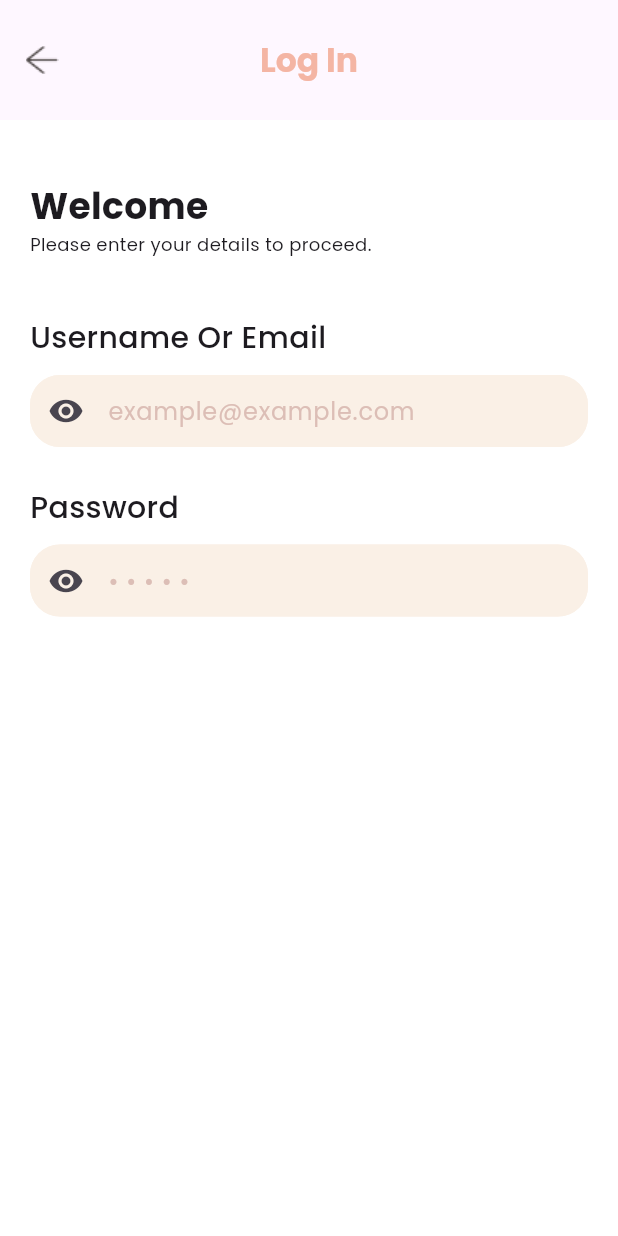
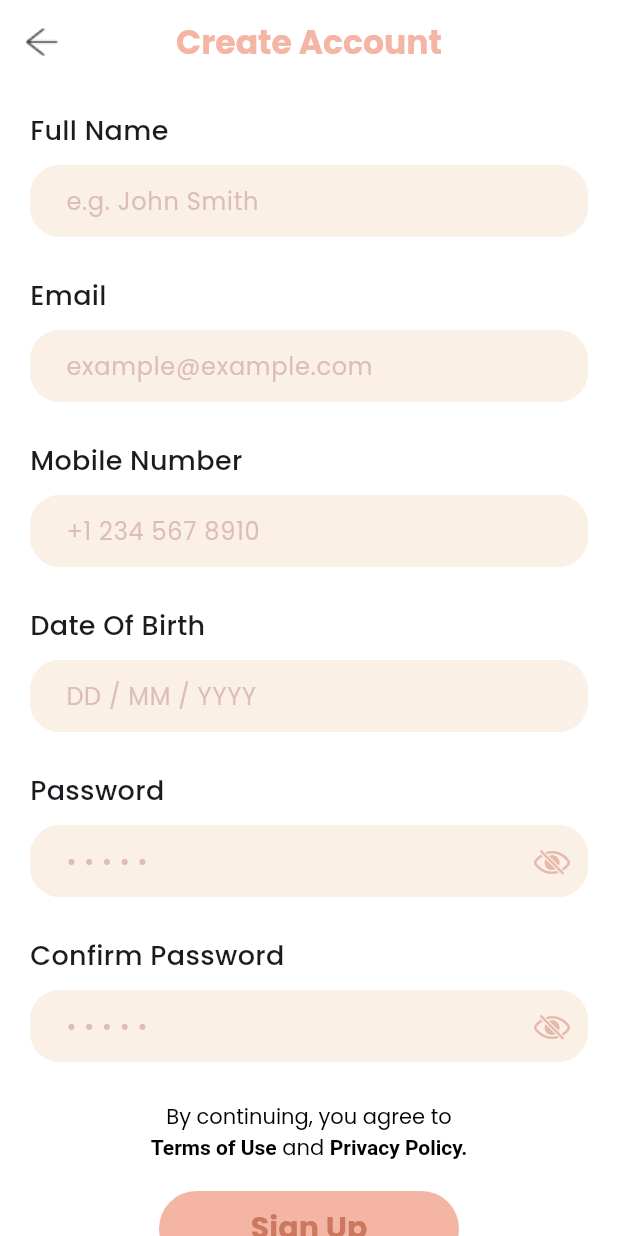
Before and after one commit to tapoban123/home-decor-app, a Flutter app: the screen it shows after launch, on a phone screen of 412 x 824 dp. Run offline on Flutter 3.47's test engine with Material 3 defaults, Android fonts, the phone set to English and light mode, and no system bars; our stand-ins replace flutter_riverpod.

Commit message:
Created Login and SignUp pages

```diff
--- a/lib/commons/theme/custom_colors.dart
+++ b/lib/commons/theme/custom_colors.dart
@@ -2,5 +2,6 @@ import 'package:flutter/material.dart';
 
 class CustomColors {
   static Color whiteColor = const Color(0xffffffff);
-  static Color pinkTextColor = const Color(0xfff4b5a4);
+  static Color lightPinkColor = const Color(0xfff4b5a4);
+  static Color deepPinkColor = const Color(0xffcc7861);
 }
--- a/lib/main.dart
+++ b/lib/main.dart
@@ -1,9 +1,13 @@
 import "package:chat_app/pages/auth/pages/login.dart";
+import "package:chat_app/pages/auth/pages/sign_up.dart";
 import "package:chat_app/pages/home/pages/home_page.dart";
 import "package:flutter/material.dart";
+import "package:flutter_riverpod/flutter_riverpod.dart";
 
-void main(){
-  runApp(const ChatApp());
+void main() {
+  runApp(
+    const ProviderScope(child: ChatApp()),
+  );
 }
 
 class ChatApp extends StatelessWidget {
@@ -15,7 +19,7 @@ class ChatApp extends StatelessWidget {
       debugShowCheckedModeBanner: false,
       title: "Chat App",
       theme: ThemeData.light(useMaterial3: true),
-      home: const LoginPage(),
+      home: const SignUpPage(),
     );
   }
 }
--- a/lib/pages/auth/pages/login.dart
+++ b/lib/pages/auth/pages/login.dart
@@ -1,6 +1,11 @@
 import 'package:chat_app/commons/theme/custom_colors.dart';
+import 'package:chat_app/pages/auth/pages/sign_up.dart';
+import 'package:chat_app/pages/auth/widgets/auth_footer.dart';
 import 'package:chat_app/pages/auth/widgets/auth_text_field.dart';
-import 'package:chat_app/pages/auth/widgets/text_field_heading.dart';
+import 'package:chat_app/pages/auth/widgets/auth_app_bar.dart';
+import 'package:chat_app/pages/auth/widgets/auth_text_field_heading.dart';
+import 'package:chat_app/pages/home/widgets/auth_button.dart';
+import 'package:flutter/gestures.dart';
 import 'package:flutter/material.dart';
 
 class LoginPage extends StatelessWidget {
@@ -10,29 +15,17 @@ class LoginPage extends StatelessWidget {
   Widget build(BuildContext context) {
     return Scaffold(
       backgroundColor: CustomColors.whiteColor,
-      appBar: AppBar(
-        leading: Image.asset(
-          "assets/images/back_arrow.png",
-        ),
-        toolbarHeight: 80,
-        centerTitle: true,
-        title: const Text(
-          "Log In",
-          style: TextStyle(
-            fontFamily: "Poppins",
-            color: Color(0xfff4b5a4),
-            fontWeight: FontWeight.bold,
-          ),
-        ),
+      appBar: const AuthAppBar(
+        appBarText: "Log In",
       ),
       body: Padding(
-        padding: const EdgeInsets.symmetric(horizontal: 20.0).copyWith(top: 40),
+        padding: const EdgeInsets.symmetric(horizontal: 20.0).copyWith(top: 18),
         child: SizedBox(
           width: double.infinity,
           child: Column(
             crossAxisAlignment: CrossAxisAlignment.start,
             children: [
-              Text(
+              const Text(
                 "Welcome",
                 style: TextStyle(
                   fontFamily: "Poppins",
@@ -40,31 +33,76 @@ class LoginPage extends StatelessWidget {
                   fontSize: 24,
                 ),
               ),
-              Text(
+              const Text(
                 "Please enter your details to proceed.",
                 style: TextStyle(
                   fontFamily: "Poppins",
                   fontSize: 12,
                 ),
               ),
-              SizedBox(
+              const SizedBox(
                 height: 40,
               ),
-              TextFieldHeading(text: "Username Or Email"),
-              SizedBox(
+              const AuthTextFieldHeading(text: "Username Or Email"),
+              const SizedBox(
+                height: 10,
+              ),
+              const AuthTextField(
+                hintText: "example@example.com",
+              ),
+              const SizedBox(
+                height: 26,
+              ),
+              const AuthTextFieldHeading(text: "Password"),
+              const SizedBox(
                 height: 10,
               ),
               AuthTextField(
-                hintText: "example@example.com",
+                hintText: "\u2022 " * 5,
+                obsecureText: true,
               ),
-              SizedBox(
-                height: 26,
+              const SizedBox(
+                height: 60,
               ),
-              TextFieldHeading(text: "Password"),
-              SizedBox(
-                height: 10,
+              Expanded(
+                flex: 4,
+                child: Column(
+                  children: [
+                    Align(
+                      alignment: Alignment.center,
+                      child: AuthButton(
+                        buttonColor: CustomColors.lightPinkColor,
+                        buttonText: "Log In",
+                        textColor: CustomColors.deepPinkColor,
+                        onTap: () {},
+                      ),
+                    ),
+                    const SizedBox(
+                      height: 20,
+                    ),
+                    GestureDetector(
+                      onTap: () {},
+                      child: const Align(
+                        alignment: Alignment.center,
+                        child: Text(
+                          "Forgot Password?",
+                          style: TextStyle(
+                            fontWeight: FontWeight.bold,
+                            fontFamily: "Poppins",
+                          ),
+                        ),
+                      ),
+                    ),
+                  ],
+                ),
               ),
-              AuthTextField(hintText: "\u2022 " * 5)
+              const Expanded(
+                flex: 3,
+                child: AuthFooter(
+                  navigateToPage: SignUpPage(),
+                  navigateToText: "Sign Up",
+                ),
+              )
             ],
           ),
         ),
--- a/lib/pages/auth/pages/sign_up.dart
+++ b/lib/pages/auth/pages/sign_up.dart
@@ -1,3 +1,9 @@
+import 'package:chat_app/commons/theme/custom_colors.dart';
+import 'package:chat_app/pages/auth/pages/login.dart';
+import 'package:chat_app/pages/auth/widgets/auth_app_bar.dart';
+import 'package:chat_app/pages/auth/widgets/auth_footer.dart';
+import 'package:chat_app/pages/auth/widgets/sign_up_form.dart';
+import 'package:chat_app/pages/home/widgets/auth_button.dart';
 import 'package:flutter/material.dart';
 
 class SignUpPage extends StatelessWidget {
@@ -6,21 +12,67 @@ class SignUpPage extends StatelessWidget {
   @override
   Widget build(BuildContext context) {
     return Scaffold(
-      appBar: AppBar(
-        leading: SizedBox(
-          height: 50,
-          width: 50,
-          child: Image.asset(
-            "assets/images/back_arrow.png",
-            fit: BoxFit.fill,
-          ),
-        ),
-        title: Text(
-          "Create Account",
-          style: TextStyle(
-            fontFamily: "Poppins",
-            color: Color(0xfff4b5a4),
-            fontWeight: FontWeight.bold,
+      backgroundColor: CustomColors.whiteColor,
+      appBar: const AuthAppBar(
+        appBarText: "Create Account",
+      ),
+      body: Padding(
+        padding:
+            const EdgeInsets.symmetric(horizontal: 20.0).copyWith(top: 18.0),
+        child: SingleChildScrollView(
+          child: Column(
+            children: [
+              const SignUpForm(),
+              const SizedBox(
+                height: 26,
+              ),
+              SizedBox(
+                width: 250,
+                child: RichText(
+                  textAlign: TextAlign.center,
+                  text: const TextSpan(
+                    style: TextStyle(
+                      color: Colors.black,
+                      fontFamily: "Poppins",
+                      fontSize: 14,
+                    ),
+                    text: "By continuing, you agree to\n",
+                    children: <TextSpan>[
+                      TextSpan(
+                        text: "Terms of Use",
+                        style: TextStyle(fontWeight: FontWeight.bold),
+                      ),
+                      TextSpan(text: " and "),
+                      TextSpan(
+                        text: "Privacy Policy.",
+                        style: TextStyle(
+                          fontWeight: FontWeight.bold,
+                        ),
+                      ),
+                    ],
+                  ),
+                ),
+              ),
+              const SizedBox(
+                height: 18,
+              ),
+              AuthButton(
+                buttonColor: CustomColors.lightPinkColor,
+                buttonText: "Sign Up",
+                textColor: CustomColors.deepPinkColor,
+                onTap: () {},
+              ),
+              const SizedBox(
+                height: 18,
+              ),
+              const AuthFooter(
+                navigateToPage: LoginPage(),
+                navigateToText: "Log In",
+              ),
+              const SizedBox(
+                height: 30,
+              ),
+            ],
           ),
         ),
       ),
--- /dev/null
+++ b/lib/pages/auth/widgets/auth_app_bar.dart
@@ -0,0 +1,40 @@
+import 'package:chat_app/commons/theme/custom_colors.dart';
+import 'package:flutter/material.dart';
+
+class AuthAppBar extends StatelessWidget implements PreferredSizeWidget {
+  final String appBarText;
+
+  const AuthAppBar({
+    super.key,
+    required this.appBarText,
+  }) : preferredSize = const Size.fromHeight(kToolbarHeight);
+
+  @override
+  final Size preferredSize;
+  @override
+  Widget build(BuildContext context) {
+    return AppBar(
+      leading: GestureDetector(
+        onTap: () {
+          Navigator.of(context).pop();
+        },
+        child: Image.asset(
+          "assets/images/back_arrow.png",
+        ),
+      ),
+      toolbarHeight: 80,
+      centerTitle: true,
+      title: Text(
+        appBarText,
+        style: const TextStyle(
+          fontFamily: "Poppins",
+          color: Color(0xfff4b5a4),
+          fontWeight: FontWeight.bold,
+        ),
+      ),
+      surfaceTintColor: Colors.transparent,
+      shadowColor: Colors.transparent,
+      backgroundColor: CustomColors.whiteColor,
+    );
+  }
+}
--- a/lib/pages/auth/widgets/auth_text_field.dart
+++ b/lib/pages/auth/widgets/auth_text_field.dart
@@ -1,26 +1,51 @@
+import 'package:flutter/cupertino.dart';
 import 'package:flutter/material.dart';
+import 'package:flutter_riverpod/flutter_riverpod.dart';
 
-class AuthTextField extends StatelessWidget {
+StateProvider<bool> obsecureTextProvider = StateProvider<bool>(
+  (ref) => false,
+);
+
+class AuthTextField extends ConsumerWidget {
   final String hintText;
+  final bool obsecureText;
 
   const AuthTextField({
     super.key,
     required this.hintText,
+    this.obsecureText = false,
   });
 
   @override
-  Widget build(BuildContext context) {
+  Widget build(BuildContext context, WidgetRef ref) {
+    OutlineInputBorder textFieldBorder = OutlineInputBorder(
+      borderRadius: BorderRadius.circular(20),
+      borderSide: const BorderSide(
+        color: Color(0xfffaf0e6),
+      ),
+    );
+
     return TextFormField(
       decoration: InputDecoration(
-        enabledBorder: OutlineInputBorder(
-          borderRadius: BorderRadius.circular(20),
-          borderSide: const BorderSide(
-            color: Color(0xfffaf0e6),
-          ),
-        ),
+        enabledBorder: textFieldBorder,
+        focusedBorder: textFieldBorder,
         fillColor: const Color(0xfffaf0e6),
         filled: true,
-        prefixIcon: Icon(Icons.remove_red_eye),
+        suffixIcon: obsecureText
+            ? GestureDetector(
+                onTap: () {
+                  ref.read(obsecureTextProvider.notifier).update(
+                        (state) => !state,
+                      );
+                },
+                child: Icon(
+                  ref.watch(obsecureTextProvider)
+                      ? CupertinoIcons.eye
+                      : CupertinoIcons.eye_slash,
+                  color: const Color(0xffe5baaa),
+                ),
+              )
+            : null,
         hintText: hintText,
         hintStyle: const TextStyle(
           fontFamily: "Poppins",
@@ -30,6 +55,8 @@ class AuthTextField extends StatelessWidget {
           vertical: 12,
         ).copyWith(left: 20),
       ),
+      obscureText:
+          obsecureText ? ref.watch(obsecureTextProvider) : obsecureText,
     );
   }
 }
--- a/lib/pages/auth/widgets/text_field_heading.dart
+++ b/lib/pages/auth/widgets/auth_text_field_heading.dart
@@ -1,9 +1,9 @@
 import 'package:flutter/material.dart';
 
-class TextFieldHeading extends StatelessWidget {
+class AuthTextFieldHeading extends StatelessWidget {
   final String text;
 
-  const TextFieldHeading({
+  const AuthTextFieldHeading({
     super.key,
     required this.text,
   });
@@ -15,7 +15,7 @@ class TextFieldHeading extends StatelessWidget {
       style: const TextStyle(
         fontFamily: "Poppins",
         fontWeight: FontWeight.w500,
-        fontSize: 20,
+        fontSize: 18,
       ),
     );
   }
--- /dev/null
+++ b/lib/pages/auth/widgets/sign_up_form.dart
@@ -0,0 +1,67 @@
+import 'package:chat_app/pages/auth/widgets/auth_text_field.dart';
+import 'package:chat_app/pages/auth/widgets/auth_text_field_heading.dart';
+import 'package:flutter/cupertino.dart';
+
+class SignUpForm extends StatelessWidget {
+  const SignUpForm({super.key});
+
+  @override
+  Widget build(BuildContext context) {
+    return Column(
+      crossAxisAlignment: CrossAxisAlignment.start,
+      children: [
+        const AuthTextFieldHeading(text: "Full Name"),
+        const SizedBox(
+          height: 10,
+        ),
+        const AuthTextField(hintText: "e.g. John Smith"),
+        const SizedBox(
+          height: 26,
+        ),
+        const AuthTextFieldHeading(text: "Email"),
+        const SizedBox(
+          height: 10,
+        ),
+        const AuthTextField(hintText: "example@example.com"),
+        const SizedBox(
+          height: 26,
+        ),
+        const AuthTextFieldHeading(text: "Mobile Number"),
+        const SizedBox(
+          height: 10,
+        ),
+        const AuthTextField(hintText: "+1 234 567 8910"),
+        const SizedBox(
+          height: 26,
+        ),
+        const AuthTextFieldHeading(text: "Date Of Birth"),
+        const SizedBox(
+          height: 10,
+        ),
+        const AuthTextField(hintText: "DD / MM / YYYY"),
+        const SizedBox(
+          height: 26,
+        ),
+        const AuthTextFieldHeading(text: "Password"),
+        const SizedBox(
+          height: 10,
+        ),
+        AuthTextField(
+          hintText: "\u2022 " * 5,
+          obsecureText: true,
+        ),
+        const SizedBox(
+          height: 26,
+        ),
+        const AuthTextFieldHeading(text: "Confirm Password"),
+        const SizedBox(
+          height: 10,
+        ),
+        AuthTextField(
+          hintText: "\u2022 " * 5,
+          obsecureText: true,
+        ),
+      ],
+    );
+  }
+}
--- a/pubspec.yaml
+++ b/pubspec.yaml
@@ -63,6 +63,8 @@ flutter:
   assets:
     - assets/images/home_img.png
     - assets/images/back_arrow.png
+    - assets/images/google_Icon.png
+    - assets/images/fb_Icon.png
   #   - images/a_dot_ham.jpeg
 
   # An image asset can refer to one or more resolution-specific "variants", see
```
Also changed, not shown: lib/pages/auth/widgets/auth_footer.dart (added, +75 -0 lines), assets/images/fb_Icon.png (added), assets/images/google_Icon.png (added).
